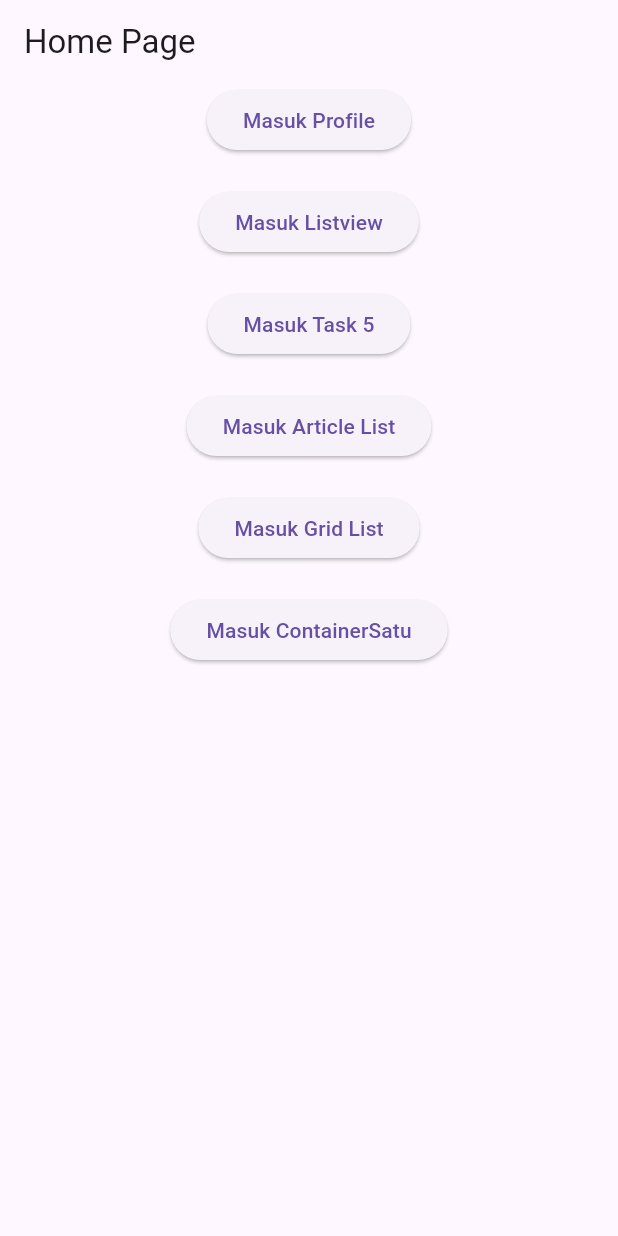
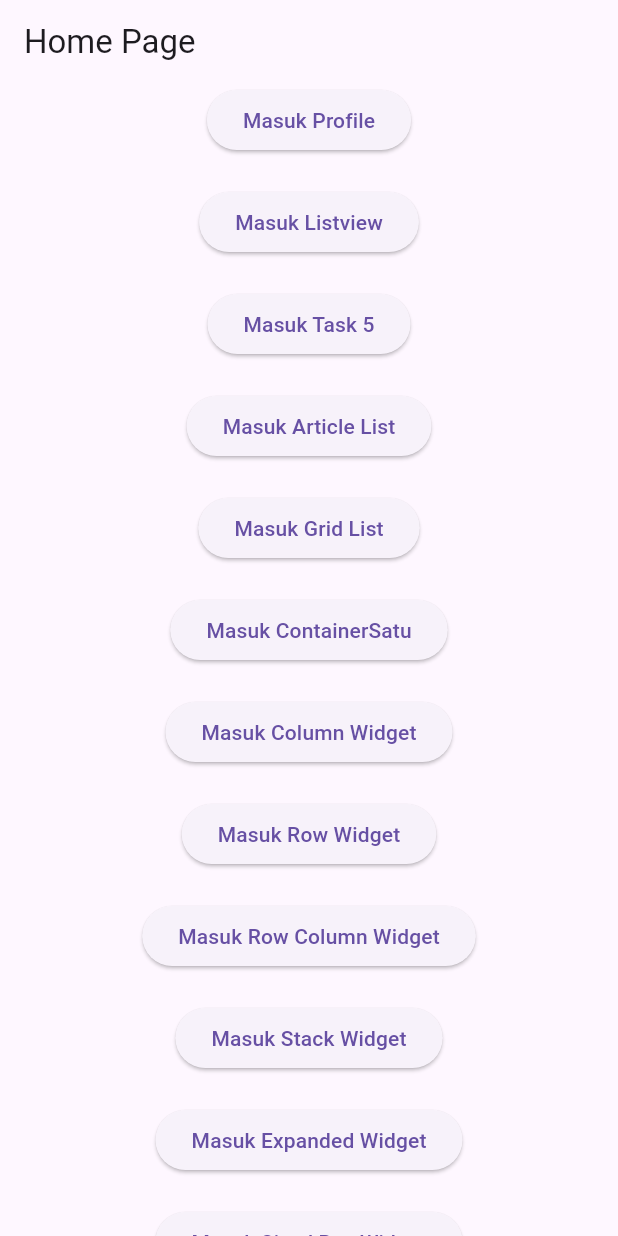
Before and after one commit to Barabr0/Belajar-Flutter, a Flutter app: the screen it shows after launch, on a phone screen of 412 x 824 dp. Run offline on Flutter 3.47's test engine with Material 3 defaults, Android fonts, the phone set to English and light mode, and no system bars.

Commit message:
Navigator Route

```diff
--- a/lib/pages/Home.dart
+++ b/lib/pages/Home.dart
@@ -51,6 +51,48 @@ class HomePage extends StatelessWidget {
               },
               child : Text('Masuk ContainerSatu'),
             ),
+            SizedBox(height: 20),
+            ElevatedButton(
+              onPressed :() {
+                Navigator.pushNamed(context, '/ColumnWidget');
+              },
+              child : Text('Masuk Column Widget'),
+            ),
+            SizedBox(height: 20),
+            ElevatedButton(
+              onPressed :() {
+                Navigator.pushNamed(context, '/RowAja');
+              },
+              child : Text('Masuk Row Widget'),
+            ),
+            SizedBox(height: 20),
+            ElevatedButton(
+              onPressed :() {
+                Navigator.pushNamed(context, '/RowColumnWidget');
+              },
+              child : Text('Masuk Row Column Widget'),
+            ),
+            SizedBox(height: 20),
+            ElevatedButton(
+              onPressed :() {
+                Navigator.pushNamed(context, '/Stackwidget');
+              },
+              child : Text('Masuk Stack Widget'),
+            ),
+            SizedBox(height: 20),
+            ElevatedButton(
+              onPressed :() {
+                Navigator.pushNamed(context, '/Expandedwidget');
+              },
+              child : Text('Masuk Expanded Widget'),
+            ),
+            SizedBox(height: 20),
+            ElevatedButton(
+              onPressed :() {
+                Navigator.pushNamed(context, '/Sizedboxwidget');
+              },
+              child : Text('Masuk Sized Box Widget'),
+            ),
           ]
         )
       )
--- a/lib/routes/app_routes.dart
+++ b/lib/routes/app_routes.dart
@@ -6,6 +6,12 @@ import 'package:throught_1/list%20&%20Grid/Grid.dart';
 import 'package:throught_1/list%20&%20Grid/list_screen.dart';
 import 'package:throught_1/pages/About.dart';
 import 'package:throught_1/pages/Home.dart';
+import 'package:throught_1/row_column/ColumnWidget.dart';
+import 'package:throught_1/row_column/RowColumnWidget.dart';
+import 'package:throught_1/row_column/RowWidget.dart';
+import 'package:throught_1/sized-expanded-stack/ExpandedWidget.dart';
+import 'package:throught_1/sized-expanded-stack/SizedBoxWidget.dart';
+import 'package:throught_1/sized-expanded-stack/StackWidget.dart';
 
 class AppRoutes {
   static const home = '/';
@@ -15,6 +21,12 @@ class AppRoutes {
   static const listScreen = '/ArticleListScreen';
   static const GridScreen = '/GridProductPage';
   static const ContainerScreen = '/ContainerSatu';
+  static const ColumnWidgetScreen = '/ColumnWidget';
+  static const RowColumnWidgetScreen = '/RowColumnWidget';
+  static const RowAjaScreen = '/RowAja';
+  static const ExpandedWidgetScreen = '/Expandedwidget';
+  static const SizedboxWidgetScreen = '/Sizedboxwidget';
+  static const StackWidgetScreen = '/Stackwidget';
 
   static Map<String, WidgetBuilder> routes = {
     home: (context) => const HomePage(),
@@ -24,5 +36,11 @@ class AppRoutes {
     listScreen: (context) => const ArticleListScreen(),
     GridScreen: (context) => const GridProductPage(),
     ContainerScreen: (context) => const ContainerSatu(),
+    ColumnWidgetScreen: (context) => ColumnWidget(),
+    RowColumnWidgetScreen: (context) => RowColumnWidget(),
+    RowAjaScreen: (context) => RowAja(),
+    ExpandedWidgetScreen: (context) => Expandedwidget(),
+    SizedboxWidgetScreen: (context) => Sizedboxwidget(),
+    StackWidgetScreen: (context) => Stackwidget(),
   };
 }
--- a/lib/row_column/ColumnWidget.dart
+++ b/lib/row_column/ColumnWidget.dart
@@ -0,0 +1,24 @@
+import 'package:flutter/material.dart';
+
+class ColumnWidget extends StatelessWidget {
+
+  @override
+  Widget build(BuildContext context) {
+    return Column(
+      mainAxisAlignment: MainAxisAlignment.spaceAround,
+      children: [
+        Text("Isi Column 1"),
+        Text("Isi Column 2"),
+        Text("Isi Column 3"),
+        Row(
+          mainAxisAlignment: MainAxisAlignment.spaceAround,
+          children: [
+            Text("Isi Row 1"),
+            Text("Isi Row 2"),
+          ]
+        )
+      ]
+
+    );
+  }
+}
--- a/lib/row_column/RowColumnWidget.dart
+++ b/lib/row_column/RowColumnWidget.dart
@@ -0,0 +1,30 @@
+import 'package:flutter/material.dart';
+
+class RowColumnWidget extends StatelessWidget {
+
+  @override
+  Widget build(BuildContext context) {
+    return Center(
+        child: Container(
+          padding: EdgeInsets.all(10),
+          width: double.infinity,
+          height: 75,
+          color: Colors.grey[300],
+          child: Row(
+            mainAxisAlignment: MainAxisAlignment.spaceAround,
+            children: [
+              Column(
+                children: [Icon(Icons.call), SizedBox(height: 10), Text("Call")],
+              ),
+              Column(
+                children: [Icon(Icons.route), SizedBox(height: 10), Text("Message")],
+              ),
+              Column(
+                children: [Icon(Icons.share), SizedBox(height: 10), Text("Share")],
+              ),
+          ],
+        )
+      ),
+    );
+  }
+}
--- a/lib/row_column/RowWidget.dart
+++ b/lib/row_column/RowWidget.dart
@@ -0,0 +1,16 @@
+import 'package:flutter/material.dart';
+
+class RowAja extends StatelessWidget {
+
+  @override
+  Widget build(BuildContext context) {
+    return Row(
+      mainAxisAlignment: MainAxisAlignment.spaceEvenly,
+      children: [
+        Text("Isi Row 1"),
+        Text("Isi Row 2"),
+        Text("Isi Row 3"),
+      ]
+    );
+  }
+}
```
Also changed, not shown: lib/sized-expanded-stack/ExpandedWidget.dart (+27 -0 lines), lib/sized-expanded-stack/LayoutSatu.dart (deleted, +0 -10 lines), lib/sized-expanded-stack/SizedBoxWidget.dart (+29 -0 lines), lib/sized-expanded-stack/StackWidget.dart (+36 -0 lines), lib/sized-expanded-stack/LayoutDua.dart (deleted), lib/sized-expanded-stack/LayoutEmpat.dart (deleted), lib/sized-expanded-stack/LayoutTiga.dart (deleted).
